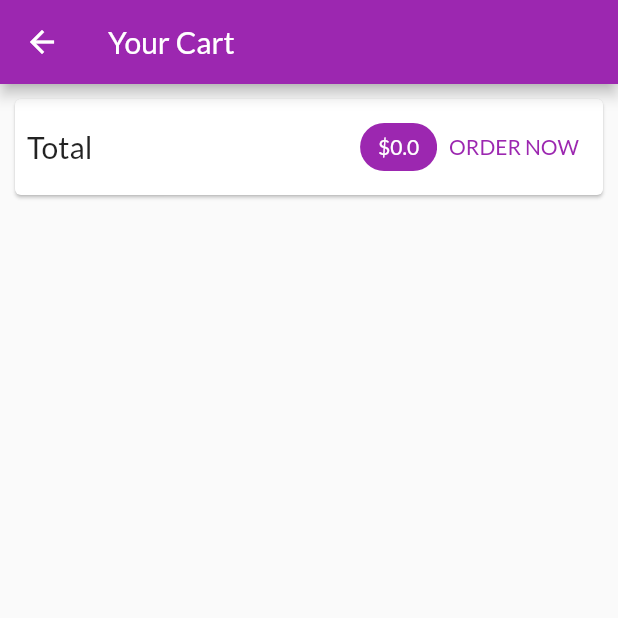
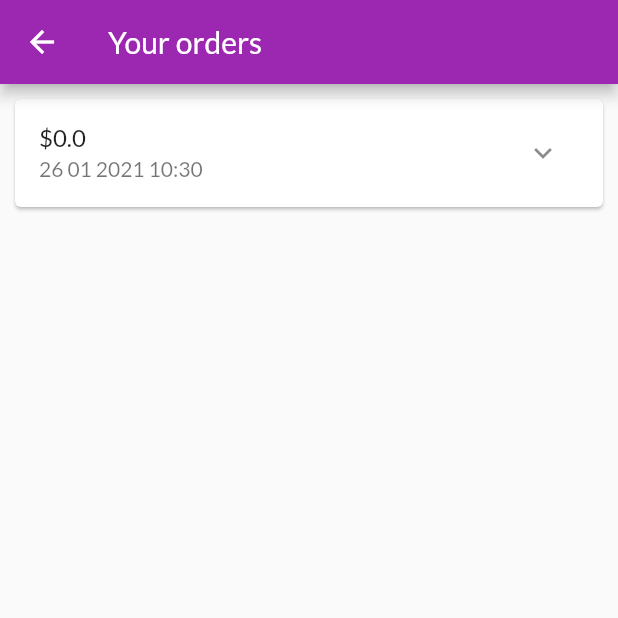
Before and after one commit to aospiridonov/flutter_shop, a Flutter app: the CartScreen screen opened by its route, after a tap on "ORDER NOW", on a phone screen of 412 x 824 dp, the top half of it. Run offline on Flutter 3.47's test engine with Material 2 defaults, Android fonts, the phone set to English and light mode, and no system bars; network calls fail.

Commit message:
add orders screen and order item widget and use route to that screen

```diff
--- a/lib/main.dart
+++ b/lib/main.dart
@@ -1,6 +1,7 @@
 import 'package:flutter/material.dart';
 import 'package:provider/provider.dart';
 
+import './screens/orders_screen.dart';
 import './screens/cart_screen.dart';
 import './screens/products_overview_screen.dart';
 import './screens/product_detail_screen.dart';
@@ -36,6 +37,7 @@ class MyApp extends StatelessWidget {
         routes: {
           ProductDetailScreen.routeName: (context) => ProductDetailScreen(),
           CartScreen.routeName: (context) => CartScreen(),
+          OrdersScreen.routeName: (context) => OrdersScreen(),
         },
       ),
     );
--- a/lib/screens/cart_screen.dart
+++ b/lib/screens/cart_screen.dart
@@ -1,6 +1,7 @@
 import 'package:flutter/material.dart';
 import 'package:provider/provider.dart';
 
+import '../screens/orders_screen.dart';
 import '../providers/cart.dart' show Cart;
 import '../providers/orders.dart';
 import '../widgets/cart_item.dart';
@@ -50,7 +51,7 @@ class CartScreen extends StatelessWidget {
                           cart.totalAmount,
                         );
                         cart.clear();
-                        //
+                        Navigator.of(context).pushNamed(OrdersScreen.routeName);
                       },
                       child: Text('ORDER NOW'),
                     ),
--- /dev/null
+++ b/lib/screens/orders_screen.dart
@@ -0,0 +1,25 @@
+import 'package:flutter/material.dart';
+import 'package:provider/provider.dart';
+
+import '../providers/orders.dart' show Orders;
+import '../widgets/order_item.dart';
+
+class OrdersScreen extends StatelessWidget {
+  static const routeName = '/orders';
+
+  @override
+  Widget build(BuildContext context) {
+    final orderData = Provider.of<Orders>(context, listen: false);
+    return Scaffold(
+      appBar: AppBar(
+        title: Text('Your orders'),
+      ),
+      body: ListView.builder(
+        itemBuilder: (context, index) => OrderItem(
+          orderData.oredrs[index],
+        ),
+        itemCount: orderData.oredrs.length,
+      ),
+    );
+  }
+}
--- /dev/null
+++ b/lib/widgets/order_item.dart
@@ -0,0 +1,31 @@
+import 'package:flutter/material.dart';
+import 'package:intl/intl.dart';
+
+import '../providers/orders.dart' as ord;
+
+class OrderItem extends StatelessWidget {
+  final ord.OrderItem order;
+
+  const OrderItem(this.order);
+
+  @override
+  Widget build(BuildContext context) {
+    return Card(
+      margin: EdgeInsets.all(10.0),
+      child: Column(
+        children: [
+          ListTile(
+            title: Text('\$${order.amount}'),
+            subtitle: Text(
+              DateFormat('dd MM yyyy hh:mm').format(order.dateTime),
+            ),
+            trailing: IconButton(
+              icon: Icon(Icons.expand_more),
+              onPressed: () {},
+            ),
+          )
+        ],
+      ),
+    );
+  }
+}
--- a/pubspec.yaml
+++ b/pubspec.yaml
@@ -33,6 +33,7 @@ dev_dependencies:
   flutter_test:
     sdk: flutter
   provider: ^4.3.3
+  intl: ^0.16.1
 
 # For information on the generic Dart part of this file, see the
 # following page: https://dart.dev/tools/pub/pubspec
```
